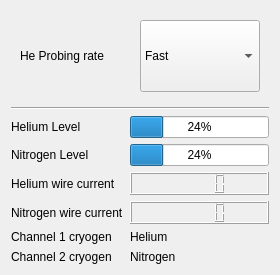
First picture: the form in Oxford/ILM_control.ui, repository Cryostat-GUI/Cryostat-GUI, before the edit.
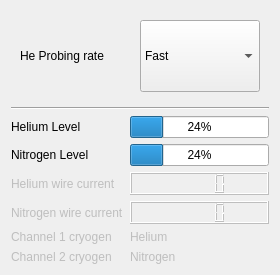
Second picture: the form after the edit.

```diff
--- a/Oxford/ILM_control.ui
+++ b/Oxford/ILM_control.ui
@@ -69,7 +69,11 @@
    <item>
     <layout class="QGridLayout" name="gridLayout_2">
      <item row="4" column="1">
-      <widget class="QLCDNumber" name="lcdCurrentchan2"/>
+      <widget class="QLCDNumber" name="lcdCurrentchan2">
+       <property name="enabled">
+        <bool>false</bool>
+       </property>
+      </widget>
      </item>
      <item row="2" column="1">
       <widget class="QProgressBar" name="progressLevelN2">
@@ -80,6 +84,9 @@
      </item>
      <item row="6" column="1">
       <widget class="QLabel" name="label_9">
+       <property name="enabled">
+        <bool>false</bool>
+       </property>
        <property name="text">
         <string>Nitrogen</string>
        </property>
@@ -87,6 +94,9 @@
      </item>
      <item row="5" column="1">
       <widget class="QLabel" name="label_8">
+       <property name="enabled">
+        <bool>false</bool>
+       </property>
        <property name="text">
         <string>Helium</string>
        </property>
@@ -115,6 +125,9 @@
      </item>
      <item row="4" column="0">
       <widget class="QLabel" name="label_chan2_current">
+       <property name="enabled">
+        <bool>false</bool>
+       </property>
        <property name="text">
         <string>Nitrogen wire current</string>
        </property>
@@ -122,16 +135,26 @@
      </item>
      <item row="6" column="0">
       <widget class="QLabel" name="label_7">
+       <property name="enabled">
+        <bool>false</bool>
+       </property>
        <property name="text">
         <string>Channel 2 cryogen</string>
        </property>
       </widget>
      </item>
      <item row="3" column="1">
-      <widget class="QLCDNumber" name="lcdCurrentchan1"/>
+      <widget class="QLCDNumber" name="lcdCurrentchan1">
+       <property name="enabled">
+        <bool>false</bool>
+       </property>
+      </widget>
      </item>
      <item row="5" column="0">
       <widget class="QLabel" name="label_6">
+       <property name="enabled">
+        <bool>false</bool>
+       </property>
        <property name="text">
         <string>Channel 1 cryogen</string>
        </property>
@@ -139,6 +162,9 @@
      </item>
      <item row="3" column="0">
       <widget class="QLabel" name="label_chan1_current">
+       <property name="enabled">
+        <bool>false</bool>
+       </property>
        <property name="text">
         <string>Helium wire current</string>
        </property>
```
